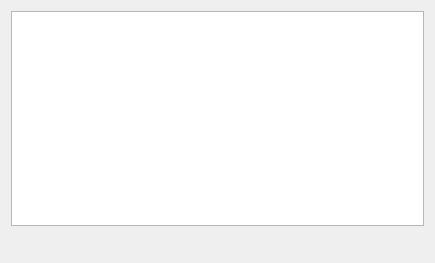
The window that src/librssguard/gui/settings/settingslocalization.ui (martinrotter/rssguard) describes before a commit, drawn with Qt 5.
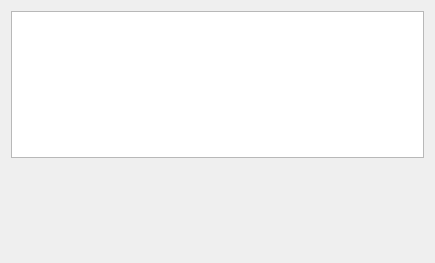
The same window after the commit. Custom widgets are drawn as their Qt base class.

Commit message: UX in localization settings

The edit to the form file:
```diff
--- a/src/librssguard/gui/settings/settingslocalization.ui
+++ b/src/librssguard/gui/settings/settingslocalization.ui
@@ -37,7 +37,50 @@
     </widget>
    </item>
    <item>
-    <widget class="LabelWithStatus" name="m_lblAuthors" native="true"/>
+    <widget class="QScrollArea" name="m_scrollAuthors">
+     <property name="maximumSize">
+      <size>
+       <width>16777215</width>
+       <height>120</height>
+      </size>
+     </property>
+     <property name="frameShape">
+      <enum>QFrame::Shape::NoFrame</enum>
+     </property>
+     <property name="horizontalScrollBarPolicy">
+      <enum>Qt::ScrollBarPolicy::ScrollBarAlwaysOff</enum>
+     </property>
+     <property name="widgetResizable">
+      <bool>true</bool>
+     </property>
+     <widget class="QWidget" name="m_scrollAuthorsWidgets">
+      <property name="geometry">
+       <rect>
+        <x>0</x>
+        <y>0</y>
+        <width>417</width>
+        <height>69</height>
+       </rect>
+      </property>
+      <layout class="QHBoxLayout" name="horizontalLayout">
+       <property name="leftMargin">
+        <number>0</number>
+       </property>
+       <property name="topMargin">
+        <number>0</number>
+       </property>
+       <property name="rightMargin">
+        <number>0</number>
+       </property>
+       <property name="bottomMargin">
+        <number>0</number>
+       </property>
+       <item>
+        <widget class="LabelWithStatus" name="m_lblAuthors" native="true"/>
+       </item>
+      </layout>
+     </widget>
+    </widget>
    </item>
    <item>
     <widget class="QLabel" name="m_lblHelp"/>
```
Left out of the diff: 2 changed lines with no effect on the pictures. The commit also changes 1 other file.
